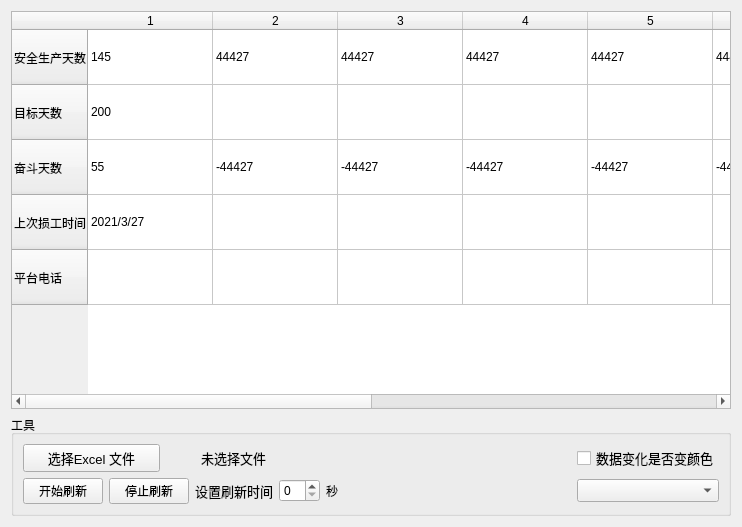
Above: window.ui from Cedric0927/monitor_excel before the change. Below: the same form after it.
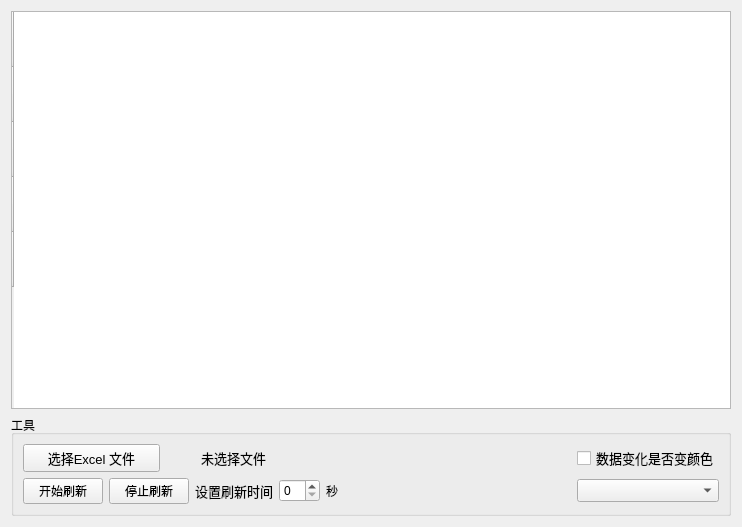
That is the form after the change.

Diff of the .ui file:
```diff
--- a/window.ui
+++ b/window.ui
@@ -24,209 +24,29 @@
      </attribute>
      <row>
       <property name="text">
-       <string>安全生产天数</string>
+       <string/>
       </property>
      </row>
      <row>
       <property name="text">
-       <string>目标天数</string>
+       <string/>
       </property>
      </row>
      <row>
       <property name="text">
-       <string>奋斗天数</string>
+       <string/>
       </property>
      </row>
      <row>
       <property name="text">
-       <string>上次损工时间</string>
+       <string/>
       </property>
      </row>
      <row>
       <property name="text">
-       <string>平台电话</string>
-      </property>
-     </row>
-     <column>
-      <property name="text">
-       <string>1</string>
-      </property>
-     </column>
-     <column>
-      <property name="text">
-       <string>2</string>
-      </property>
-     </column>
-     <column>
-      <property name="text">
-       <string>3</string>
-      </property>
-     </column>
-     <column>
-      <property name="text">
-       <string>4</string>
-      </property>
-     </column>
-     <column>
-      <property name="text">
-       <string>5</string>
-      </property>
-     </column>
-     <column>
-      <property name="text">
-       <string>6</string>
-      </property>
-     </column>
-     <column>
-      <property name="text">
-       <string>7</string>
-      </property>
-     </column>
-     <column>
-      <property name="text">
-       <string>8</string>
-      </property>
-     </column>
-     <column>
-      <property name="text">
-       <string>9</string>
-      </property>
-     </column>
-     <column>
-      <property name="text">
-       <string>10</string>
-      </property>
-     </column>
-     <item row="0" column="0">
-      <property name="text">
-       <string>145</string>
-      </property>
-     </item>
-     <item row="0" column="1">
-      <property name="text">
-       <string>44427</string>
-      </property>
-     </item>
-     <item row="0" column="2">
-      <property name="text">
-       <string>44427</string>
-      </property>
-     </item>
-     <item row="0" column="3">
-      <property name="text">
-       <string>44427</string>
-      </property>
-     </item>
-     <item row="0" column="4">
-      <property name="text">
-       <string>44427</string>
-      </property>
-     </item>
-     <item row="0" column="5">
-      <property name="text">
-       <string>44427</string>
-      </property>
-     </item>
-     <item row="0" column="6">
-      <property name="text">
-       <string>44427</string>
-      </property>
-     </item>
-     <item row="0" column="7">
-      <property name="text">
-       <string>44427</string>
-      </property>
-     </item>
-     <item row="0" column="8">
-      <property name="text">
-       <string>44427</string>
-      </property>
-     </item>
-     <item row="0" column="9">
-      <property name="text">
-       <string>2721</string>
-      </property>
-     </item>
-     <item row="1" column="0">
-      <property name="text">
-       <string>200</string>
-      </property>
-     </item>
-     <item row="1" column="1">
-      <property name="text">
        <string/>
       </property>
-     </item>
-     <item row="1" column="9">
-      <property name="text">
-       <string>2800</string>
-      </property>
-     </item>
-     <item row="2" column="0">
-      <property name="text">
-       <string>55</string>
-      </property>
-     </item>
-     <item row="2" column="1">
-      <property name="text">
-       <string>-44427</string>
-      </property>
-     </item>
-     <item row="2" column="2">
-      <property name="text">
-       <string>-44427</string>
-      </property>
-     </item>
-     <item row="2" column="3">
-      <property name="text">
-       <string>-44427</string>
-      </property>
-     </item>
-     <item row="2" column="4">
-      <property name="text">
-       <string>-44427</string>
-      </property>
-     </item>
-     <item row="2" column="5">
-      <property name="text">
-       <string>-44427</string>
-      </property>
-     </item>
-     <item row="2" column="6">
-      <property name="text">
-       <string>-44427</string>
-      </property>
-     </item>
-     <item row="2" column="7">
-      <property name="text">
-       <string>-44427</string>
-      </property>
-     </item>
-     <item row="2" column="8">
-      <property name="text">
-       <string>-44427</string>
-      </property>
-     </item>
-     <item row="2" column="9">
-      <property name="text">
-       <string>79</string>
-      </property>
-     </item>
-     <item row="3" column="0">
-      <property name="text">
-       <string>2021/3/27</string>
-      </property>
-     </item>
-     <item row="3" column="9">
-      <property name="text">
-       <string>2014/3/8</string>
-      </property>
-     </item>
-     <item row="4" column="9">
-      <property name="text">
-       <string>0752-5965911</string>
-      </property>
-     </item>
+     </row>
     </widget>
    </item>
    <item row="1" column="0">
```
